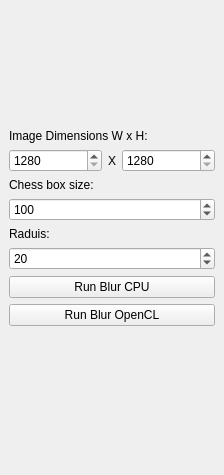
Before: the Qt Designer form BlurTests/BlurTests_panel.ui in bialk/trymix, drawn with Qt 5.
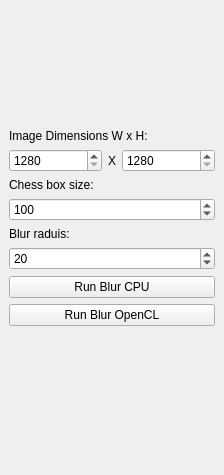
After: the same form once the commit is applied.

The edit to the form file:
```diff
--- a/BlurTests/BlurTests_panel.ui
+++ b/BlurTests/BlurTests_panel.ui
@@ -113,7 +113,7 @@
        </sizepolicy>
       </property>
       <property name="text">
-       <string>Raduis:</string>
+       <string>Blur raduis:</string>
       </property>
      </widget>
     </item>
```
Left out of the diff: 4 changed lines with no effect on the pictures.
